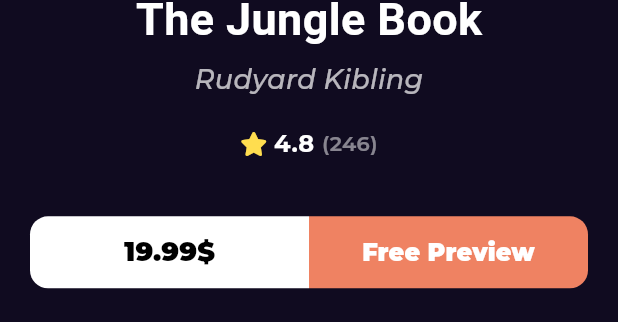
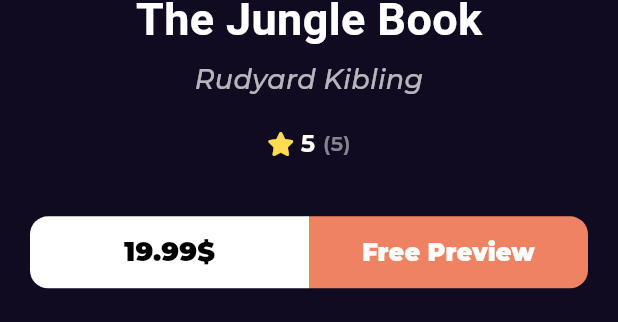
Before and after one commit to MohamedHamedAbdulhakam/bookly_app, a Flutter app: the BookDetailsSection widget shown alone on an empty page, opened directly, on a phone screen of 412 x 824 dp. Shown: the part 530-852 px from the top of the screen. Run offline on Flutter 3.47's test engine with Material 3 defaults, Android fonts, the phone set to English and light mode, and no system bars; drawn by our look-alikes of cached_network_image; our stand-ins replace bloc, dartz, dio, equatable, flutter_bloc, font_awesome_flutter and 3 more; network calls fail; Roboto replaces fonts that are missing (Baskervville).

Commit message:
disply best seller books

```diff
--- a/lib/features/home/presentation/views/widgets/book_details_section.dart
+++ b/lib/features/home/presentation/views/widgets/book_details_section.dart
@@ -37,6 +37,8 @@ class BookDetailsSection extends StatelessWidget {
         height: 18,
       ),
       const BookRating(
+        rating: '5',
+        count: 1200,
         mainAxisAlignment: MainAxisAlignment.center,
       ),
       const SizedBox(
--- a/lib/features/home/presentation/views/widgets/book_rating.dart
+++ b/lib/features/home/presentation/views/widgets/book_rating.dart
@@ -4,8 +4,13 @@ import 'package:font_awesome_flutter/font_awesome_flutter.dart';
 
 class BookRating extends StatelessWidget {
   const BookRating(
-      {super.key, this.mainAxisAlignment = MainAxisAlignment.start});
+      {super.key,
+      this.mainAxisAlignment = MainAxisAlignment.start,
+      required this.rating,
+      required this.count});
   final MainAxisAlignment mainAxisAlignment;
+  final String rating;
+  final int count;
   @override
   Widget build(BuildContext context) {
     return Row(
@@ -19,11 +24,11 @@ class BookRating extends StatelessWidget {
         const SizedBox(
           width: 6.3,
         ),
-        Text('4.8',
+        Text(rating.toString(),
             style: Styles.textStyle16.copyWith(fontWeight: FontWeight.bold)),
         const SizedBox(width: 5),
         Text(
-          '(246)',
+          '(5)',
           style: Styles.textStyle14.copyWith(fontWeight: FontWeight.w600),
         )
       ],
--- a/lib/features/home/presentation/views/widgets/home_view_body.dart
+++ b/lib/features/home/presentation/views/widgets/home_view_body.dart
@@ -11,6 +11,7 @@ class HomeViewBody extends StatelessWidget {
   @override
   Widget build(BuildContext context) {
     return const CustomScrollView(
+      physics: BouncingScrollPhysics(),
       slivers: [
         SliverToBoxAdapter(
           child: Column(
--- a/lib/features/search/presentation/views/widget/search_view_body.dart
+++ b/lib/features/search/presentation/views/widget/search_view_body.dart
@@ -36,7 +36,7 @@ class SearchResulsListView extends StatelessWidget {
           padding: EdgeInsets.symmetric(
             vertical: 10,
           ),
-          child: BookListViewItem(),
+          // child: BookListViewItem(),
         );
       },
     );
--- a/lib/main.dart
+++ b/lib/main.dart
@@ -30,7 +30,7 @@ class BooklyApp extends StatelessWidget {
         BlocProvider(
           create: (context) => NewestBooksCubit(
             getIt.get<HomeRepoImplementation>(),
-          ),
+          )..fetchNewsBooks(),
         ),
       ],
       child: MaterialApp.router(
```
Also changed, not shown: lib/features/home/presentation/views/widgets/best_seller_list_view.dart (+20 -4 lines), lib/features/home/presentation/views/widgets/best_seller_list_view_item.dart (+30 -25 lines).
